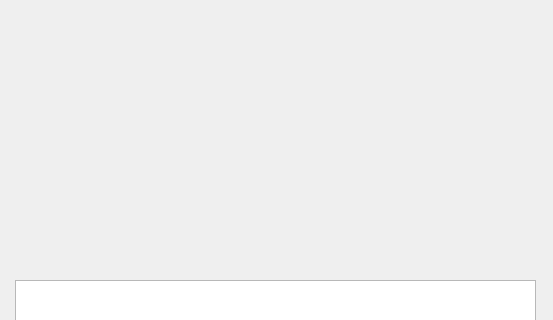
First picture: the form in ui/details.ui, repository VLN1-Hopur23/VLN1-Hopur23, before the edit; both pictures show x 0 to 553 and y 0 to 320 of the 553 by 525 pixel window.
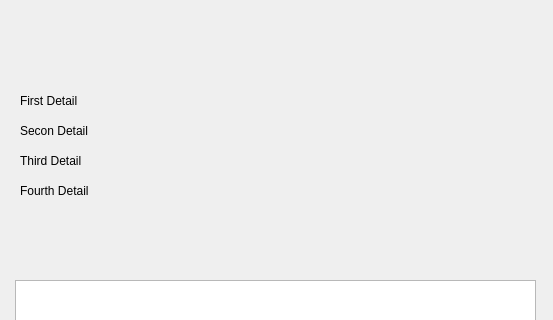
Second picture: the form after the edit.

Commit message: Details class modified

Patch:
```diff
--- a/ui/details.ui
+++ b/ui/details.ui
@@ -65,6 +65,58 @@
     <string/>
    </property>
   </widget>
+  <widget class="QLabel" name="first_detail">
+   <property name="geometry">
+    <rect>
+     <x>20</x>
+     <y>90</y>
+     <width>131</width>
+     <height>21</height>
+    </rect>
+   </property>
+   <property name="text">
+    <string>First Detail</string>
+   </property>
+  </widget>
+  <widget class="QLabel" name="second_detail">
+   <property name="geometry">
+    <rect>
+     <x>20</x>
+     <y>120</y>
+     <width>131</width>
+     <height>21</height>
+    </rect>
+   </property>
+   <property name="text">
+    <string>Secon Detail</string>
+   </property>
+  </widget>
+  <widget class="QLabel" name="third_detail">
+   <property name="geometry">
+    <rect>
+     <x>20</x>
+     <y>150</y>
+     <width>131</width>
+     <height>21</height>
+    </rect>
+   </property>
+   <property name="text">
+    <string>Third Detail</string>
+   </property>
+  </widget>
+  <widget class="QLabel" name="fourth_detail">
+   <property name="geometry">
+    <rect>
+     <x>20</x>
+     <y>180</y>
+     <width>131</width>
+     <height>21</height>
+    </rect>
+   </property>
+   <property name="text">
+    <string>Fourth Detail</string>
+   </property>
+  </widget>
  </widget>
  <resources/>
  <connections/>
```
The commit also changes 2 other files.
